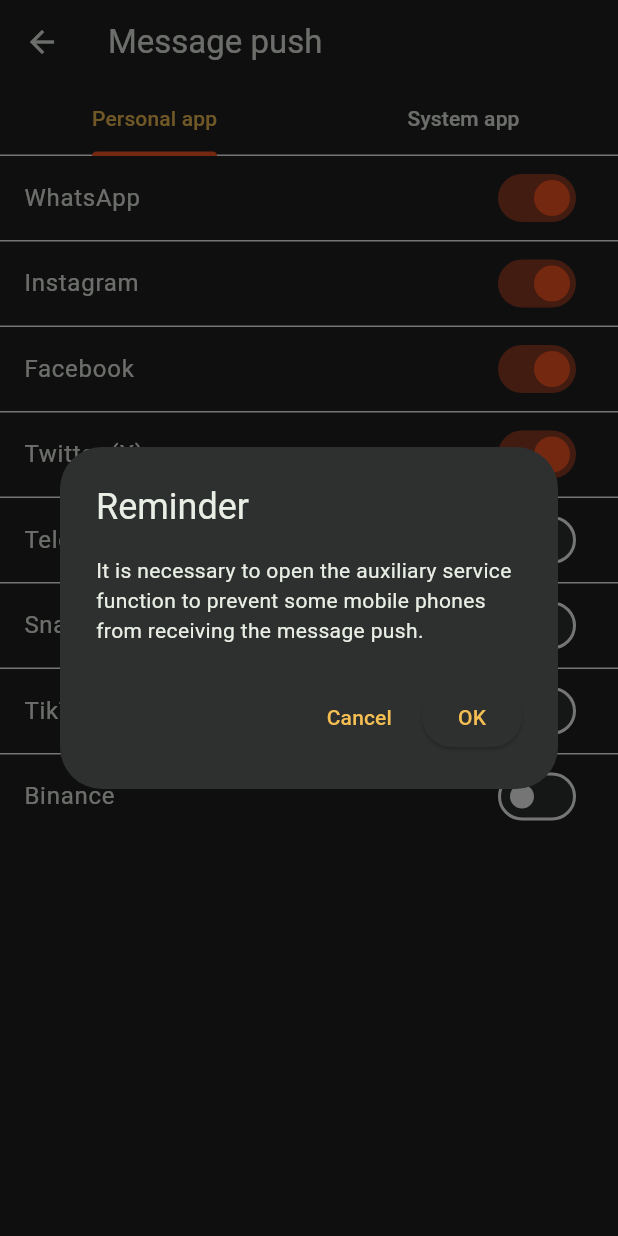
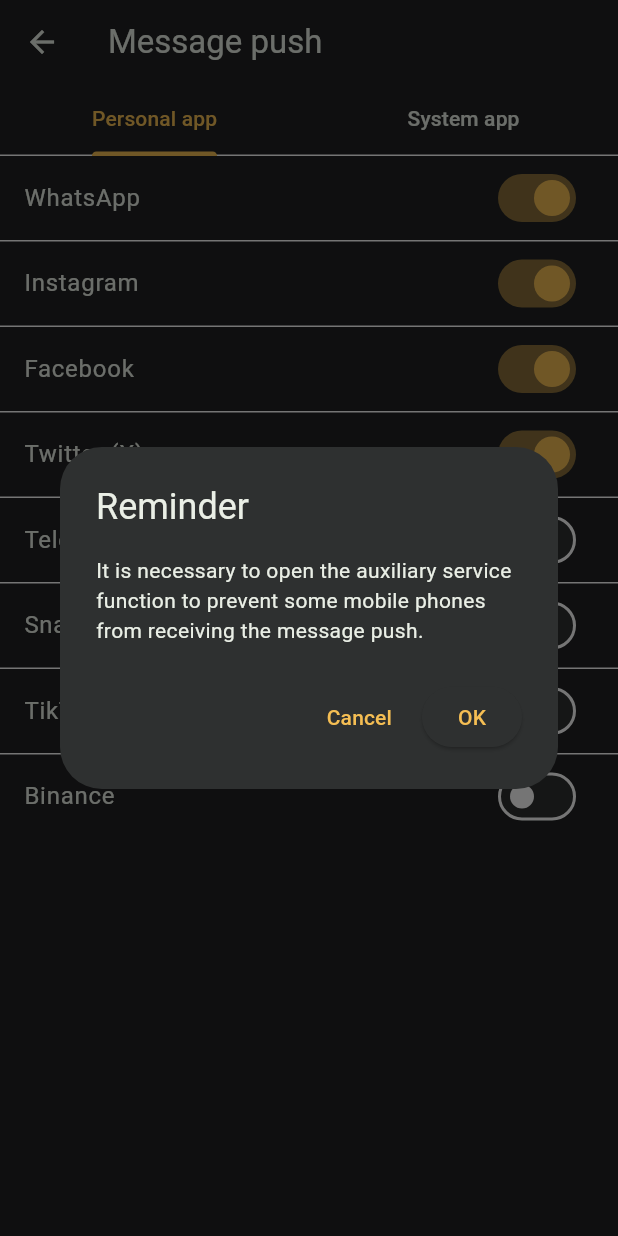
Before and after one commit to SHADOWRULIN/ht99_companion, a Flutter app: the screen it shows after launch, item 2 of the bottom bar chosen, after a tap on "Message push", on a phone screen of 412 x 824 dp. Run offline on Flutter 3.47's test engine with Material 3 defaults, Android fonts, the light colour scheme and no system bars; our stand-ins replace flutter_blue_plus.

Commit message:
Implement full HT99 companion suite with Apple branding and Earth palette

```diff
--- a/lib/main.dart
+++ b/lib/main.dart
@@ -10,7 +10,6 @@
   runApp(const AppleWatchManagerApp());
 }
 
-// Neutral Earth Tones Palette
 class EarthColors {
   static const Color ochreGold = Color(0xFFF5BE53);
   static const Color mutedSage = Color(0xFFC5D1CB);
@@ -142,8 +141,6 @@
       title: "Apple",
       debugShowCheckedModeBanner: false,
       themeMode: _themeMode,
-
-      // Light Theme (Earth Tones: Cream, Sage, and Gold)
       theme: ThemeData(
         brightness: Brightness.light,
         scaffoldBackgroundColor: EarthColors.softCream,
@@ -161,8 +158,6 @@
         ),
         useMaterial3: true,
       ),
-
-      // Dark Theme (Earth Tones: Charcoal, Slate, and Gold)
       darkTheme: ThemeData(
         brightness: Brightness.dark,
         scaffoldBackgroundColor: EarthColors.darkCharcoal,
@@ -180,7 +175,6 @@
         ),
         useMaterial3: true,
       ),
-
       home: Scaffold(
         body: SafeArea(
           child: Column(
--- a/lib/models/telemetry_model.dart
+++ b/lib/models/telemetry_model.dart
@@ -24,7 +24,7 @@
   int calories;
   double distanceKm;
   int heartRate;
-  int batteryLevel; // -1 indicates loading state
+  int batteryLevel; // -1 represents loading state to prevent the initial 25% bug
   int systolicBp;
   int diastolicBp;
   double bodyTemp;
@@ -42,7 +42,7 @@
     this.calories = 0,
     this.distanceKm = 0.0,
     this.heartRate = 0,
-    this.batteryLevel = -1, // Sits in loading state until verified
+    this.batteryLevel = -1,
     this.systolicBp = 0,
     this.diastolicBp = 0,
     this.bodyTemp = 0.0,
--- a/lib/ui/device_tab.dart
+++ b/lib/ui/device_tab.dart
@@ -22,7 +22,6 @@
     return ListView(
       padding: const EdgeInsets.all(20),
       children: [
-        // Apple Watch Device Banner (Neutral Earth Slate + Gold)
         Container(
           padding: const EdgeInsets.all(20),
           decoration: BoxDecoration(
--- a/lib/ui/drink_water_screen.dart
+++ b/lib/ui/drink_water_screen.dart
@@ -93,7 +93,7 @@
               title: Text(timeSlots[i],
                   style: const TextStyle(fontWeight: FontWeight.bold)),
               value: slotToggles[i],
-              activeColor: const Color(0xFFFF5722),
+              activeColor: const Color(0xFFF5BE53),
               onChanged: (val) {
                 setState(() => slotToggles[i] = val);
                 widget.ble.setDrinkWaterReminder(
--- a/lib/ui/health_detail_screen.dart
+++ b/lib/ui/health_detail_screen.dart
@@ -16,7 +16,7 @@
           if (type == "HeartRate" && ble.isConnected)
             IconButton(
               icon: const Icon(Icons.play_arrow_rounded,
-                  color: Color(0xFFFF5722)),
+                  color: Color(0xFFF5BE53)),
               onPressed: () => ble.measureHeartRateLive(),
               tooltip: "Measure Now",
             ),
@@ -125,7 +125,7 @@
                   ? Icons.thermostat
                   : Icons.nightlight_round),
           size: 64,
-          color: const Color(0xFFFF5722),
+          color: const Color(0xFFF5BE53),
         ),
         const SizedBox(height: 20),
         Text(
--- a/lib/ui/home_tab.dart
+++ b/lib/ui/home_tab.dart
@@ -21,7 +21,7 @@
             const Text("Home",
                 style: TextStyle(fontSize: 26, fontWeight: FontWeight.bold)),
             IconButton(
-              icon: const Icon(Icons.refresh_rounded, color: Color(0xFFFF5722)),
+              icon: const Icon(Icons.refresh_rounded, color: Color(0xFFF5BE53)),
               onPressed:
                   ble.isConnected ? () => ble.queryAllHealthData() : null,
               tooltip: "Refresh Health Data",
@@ -29,8 +29,6 @@
           ],
         ),
         const SizedBox(height: 16),
-
-        // Steps Arc
         Container(
           padding: const EdgeInsets.all(24),
           decoration: BoxDecoration(
@@ -53,7 +51,7 @@
                       value: progress == 0 ? 0.05 : progress,
                       strokeWidth: 14,
                       backgroundColor: Colors.white12,
-                      color: const Color(0xFFFF5722),
+                      color: const Color(0xFFF5BE53),
                       strokeCap: StrokeCap.round,
                     ),
                   ),
@@ -75,15 +73,13 @@
                 children: [
                   _stat("${(progress * 100).toInt()}%", "Percent"),
                   _stat("${ble.telemetry.calories}", "kcal"),
-                  _stat(ble.telemetry.distanceKm.toStringAsFixed(2), "km"),
+                  _stat("${ble.telemetry.distanceKm.toStringAsFixed(2)}", "km"),
                 ],
               ),
             ],
           ),
         ),
-
         const SizedBox(height: 16),
-
         GridView.count(
           crossAxisCount: 2,
           shrinkWrap: true,
--- a/lib/ui/message_push_screen.dart
+++ b/lib/ui/message_push_screen.dart
@@ -77,7 +77,7 @@
         title: const Text("Message push"),
         bottom: TabBar(
           controller: _tabCtrl,
-          indicatorColor: const Color(0xFFFF5722),
+          indicatorColor: const Color(0xFFF5BE53),
           tabs: const [
             Tab(text: "Personal app"),
             Tab(text: "System app"),
@@ -106,7 +106,7 @@
         return SwitchListTile(
           title: Text(name),
           value: isEnabled,
-          activeColor: const Color(0xFFFF5722),
+          activeColor: const Color(0xFFF5BE53),
           onChanged: (val) {
             setState(() {
               if (val) {
--- a/lib/ui/my_tab.dart
+++ b/lib/ui/my_tab.dart
@@ -54,12 +54,8 @@
         const Center(
           child: CircleAvatar(
             radius: 36,
-            backgroundColor: Color(0xFFFF5722),
-            child: Text("HT",
-                style: TextStyle(
-                    color: Colors.white,
-                    fontSize: 24,
-                    fontWeight: FontWeight.bold)),
+            backgroundColor: Color(0xFFF5BE53),
+            child: Icon(Icons.apple, color: Colors.black, size: 40),
           ),
         ),
         const SizedBox(height: 24),
@@ -72,9 +68,9 @@
             children: [
               ListTile(
                 leading: const CircleAvatar(
-                    backgroundColor: Color(0x22FF5722),
+                    backgroundColor: Color(0x22F5BE53),
                     child:
-                        Icon(Icons.directions_walk, color: Color(0xFFFF5722))),
+                        Icon(Icons.directions_walk, color: Color(0xFFF5BE53))),
                 title: const Text("Step target"),
                 subtitle: Text("$stepGoal step"),
                 onTap: () => _showStepPicker(context),
@@ -116,7 +112,7 @@
               const ListTile(
                 leading: Icon(Icons.info_outline),
                 title: Text("About us"),
-                subtitle: Text("HT99 Companion Pro v2.0"),
+                subtitle: Text("Apple Watch HT99 Companion v2.0"),
               ),
             ],
           ),
--- a/lib/ui/terminal_tab.dart
+++ b/lib/ui/terminal_tab.dart
@@ -37,7 +37,7 @@
                     icon: const Icon(Icons.copy_rounded, size: 16),
                     label: const Text("Copy All"),
                     style: ElevatedButton.styleFrom(
-                      backgroundColor: const Color(0xFF00E5FF),
+                      backgroundColor: const Color(0xFFF5BE53),
                       foregroundColor: Colors.black,
                     ),
                   ),
@@ -72,8 +72,9 @@
                             ? const Color(0xFF00E5FF)
                             : (line.contains("error") || line.contains("fail")
                                 ? Colors.redAccent
-                                : (line.contains("Dispatched")
-                                    ? Colors.amberAccent
+                                : (line.contains("Dispatched") ||
+                                        line.contains("Auto-synced")
+                                    ? const Color(0xFFF5BE53)
                                     : Colors.white70));
                         return Text(
                           line,
```
Also changed, not shown: lib/services/dial_service.dart (+75 -8 lines), lib/services/mtk_protocol.dart (+6 -6 lines), lib/services/watch_ble_service.dart (+4 -5 lines), lib/ui/alarm_setting_screen.dart (+3 -11 lines), lib/ui/dial_push_screen.dart (+13 -10 lines), 3 other files.
